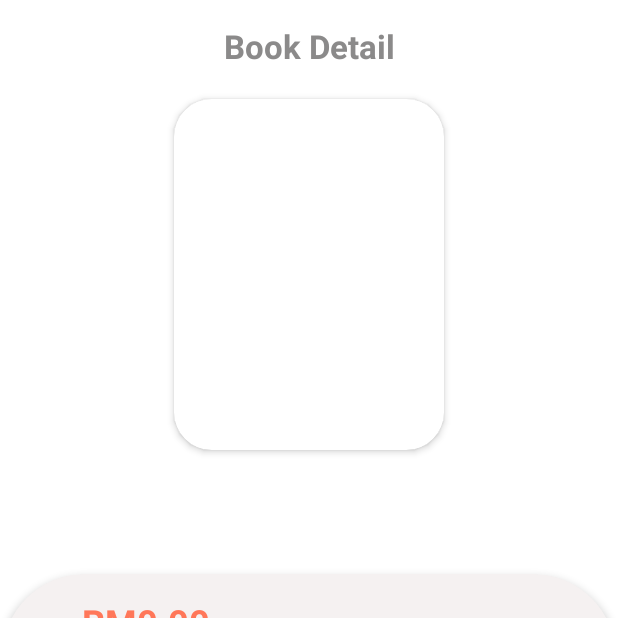
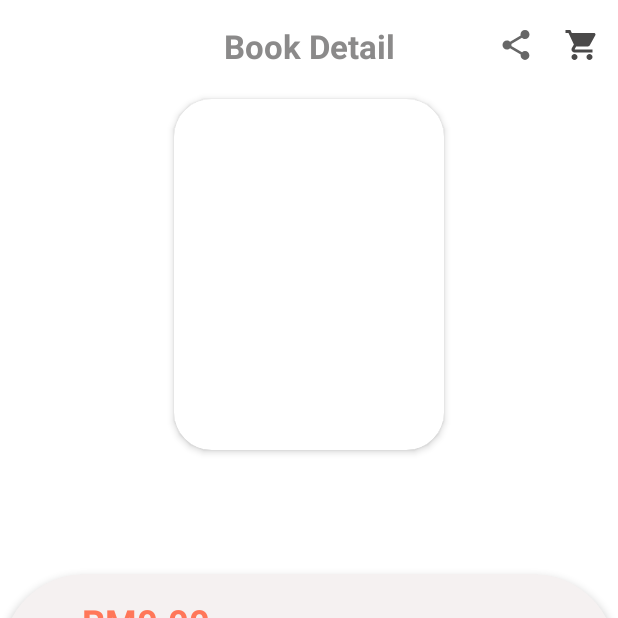
Before and after one commit to KelvinGKB/mad_bookworms, an Android app: the BookDetailActivity screen opened directly, with no data from a screen before it, on a phone screen of 412 x 824 dp, the top half of it. Run offline under Robolectric (Android 15) with nearby library versions, the phone set to English and light mode, and no system bars; our stand-ins replace data binding; Roboto replaces fonts that are not available here.

Commit message:
sharebtn

```diff
--- a/app/src/main/res/drawable/ic_baseline_shopping_cart_24.xml
+++ b/app/src/main/res/drawable/ic_baseline_shopping_cart_24.xml
@@ -1,4 +1,4 @@
-<vector android:height="24dp" android:tint="#E2D4D4"
+<vector android:height="24dp" android:tint="#4A4949"
     android:viewportHeight="24" android:viewportWidth="24"
     android:width="24dp" xmlns:android="http://schemas.android.com/apk/res/android">
     <path android:fillColor="@android:color/white" android:pathData="M7,18c-1.1,0 -1.99,0.9 -1.99,2S5.9,22 7,22s2,-0.9 2,-2 -0.9,-2 -2,-2zM1,2v2h2l3.6,7.59 -1.35,2.45c-0.16,0.28 -0.25,0.61 -0.25,0.96 0,1.1 0.9,2 2,2h12v-2L7.42,15c-0.14,0 -0.25,-0.11 -0.25,-0.25l0.03,-0.12 0.9,-1.63h7.45c0.75,0 1.41,-0.41 1.75,-1.03l3.58,-6.49c0.08,-0.14 0.12,-0.31 0.12,-0.48 0,-0.55 -0.45,-1 -1,-1L5.21,4l-0.94,-2L1,2zM17,18c-1.1,0 -1.99,0.9 -1.99,2s0.89,2 1.99,2 2,-0.9 2,-2 -0.9,-2 -2,-2z"/>
--- a/app/src/main/res/layout/activity_book_detail.xml
+++ b/app/src/main/res/layout/activity_book_detail.xml
@@ -286,6 +286,28 @@
             </androidx.constraintlayout.widget.ConstraintLayout>
         </androidx.cardview.widget.CardView>
 
+        <ImageButton
+            android:id="@+id/btnCart"
+            android:layout_width="40dp"
+            android:layout_height="40dp"
+            android:layout_marginTop="10dp"
+            android:layout_marginEnd="4dp"
+            android:background="@android:color/transparent"
+            android:src="@drawable/ic_baseline_shopping_cart_24"
+            app:layout_constraintEnd_toEndOf="parent"
+            app:layout_constraintTop_toTopOf="parent" />
+
+        <ImageButton
+            android:id="@+id/btnShare"
+            android:layout_width="40dp"
+            android:layout_height="40dp"
+            android:layout_marginTop="10dp"
+            android:layout_marginEnd="4dp"
+            android:background="@android:color/transparent"
+            android:src="@drawable/ic_baseline_share_24"
+            app:layout_constraintEnd_toStartOf="@+id/btnCart"
+            app:layout_constraintTop_toTopOf="parent" />
+
     </androidx.constraintlayout.widget.ConstraintLayout>
 
 </layout>
```
Also changed, not shown: app/src/main/java/com/mad/mad_bookworms/customer/bookDetail/BookDetailActivity.kt (+75 -0 lines).
